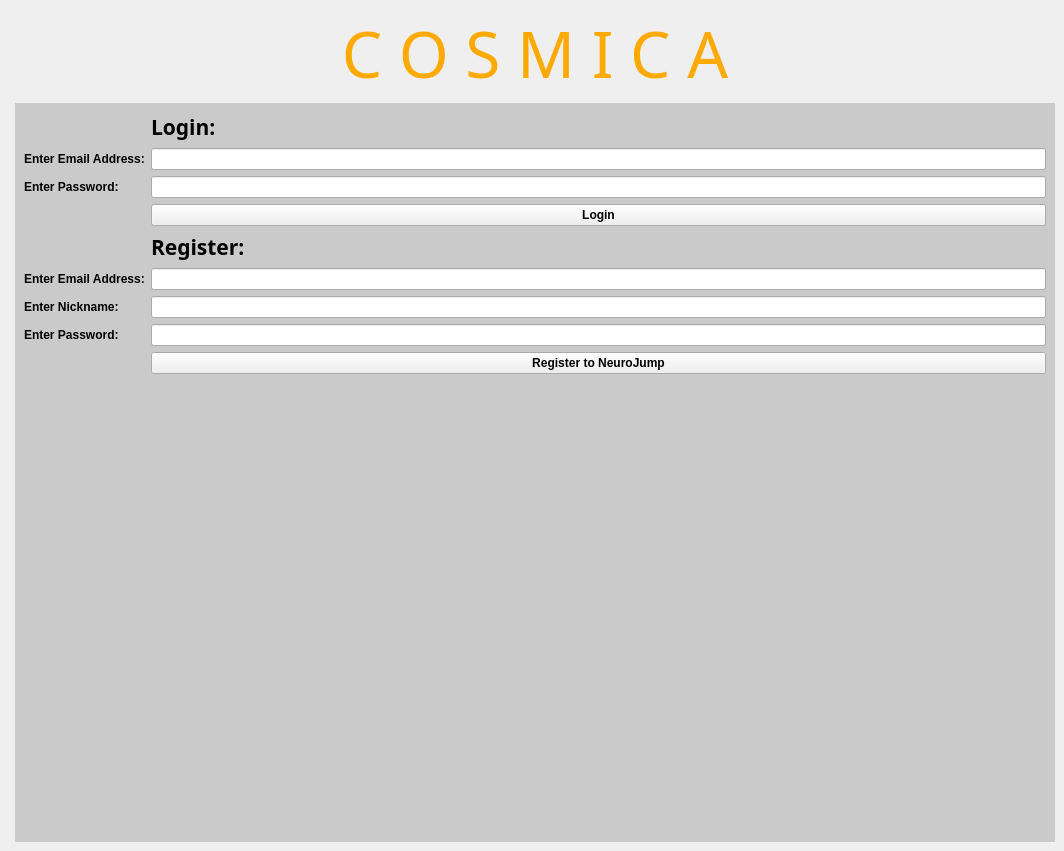
The window that launcher/design.ui (colshag/cosmica) describes before a commit, drawn with Qt 5.
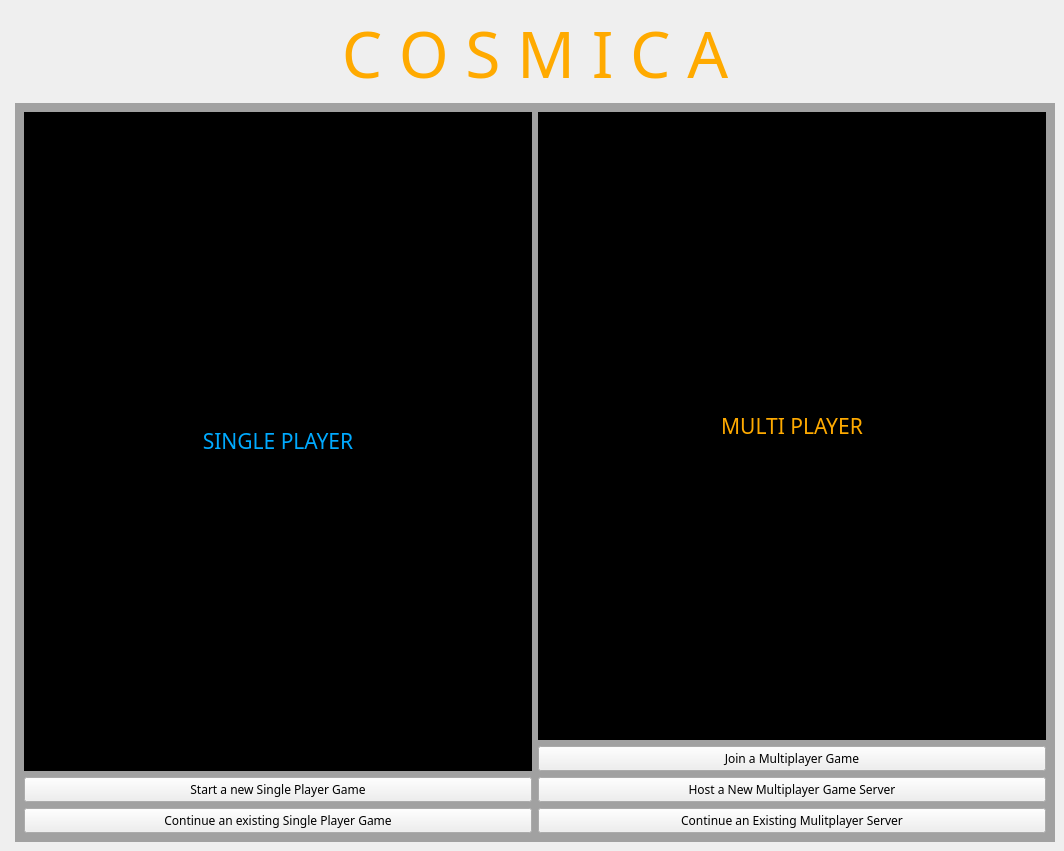
The same window after the commit. Icons and pictures are not drawn.

```diff
--- a/launcher/design.ui
+++ b/launcher/design.ui
@@ -27,6 +27,26 @@
 #centralwidget {
 	background-image: url(:/images/background.png);
 }
+#single_or_multi {
+	background-color: rgb(161, 161, 161);
+}
+#new_single {
+	background-color: rgb(161, 161, 161);
+}
+#continue_single {
+	background-color: rgb(161, 161, 161);
+}
+#new_multi {
+	background-color: rgb(161, 161, 161);
+}
+#continue_multi {
+	background-color: rgb(161, 161, 161);
+}
+#join_multi {
+	background-color: rgb(161, 161, 161);
+}
+
+
 </string>
   </property>
   <widget class="QWidget" name="centralwidget">
@@ -43,7 +63,7 @@
        </size>
       </property>
       <property name="currentIndex">
-       <number>0</number>
+       <number>1</number>
       </property>
       <widget class="QWidget" name="login_register">
        <layout class="QFormLayout" name="formLayout_2">
@@ -105,10 +125,10 @@
          <widget class="QPushButton" name="btnLogin">
           <property name="font">
            <font>
-            <family>Yu Gothic UI</family>
+            <family>RowdyHeavy</family>
             <pointsize>9</pointsize>
-            <weight>75</weight>
-            <bold>true</bold>
+            <weight>50</weight>
+            <bold>false</bold>
            </font>
           </property>
           <property name="text">
@@ -174,10 +194,10 @@
          <widget class="QPushButton" name="btnRegister">
           <property name="font">
            <font>
-            <family>Yu Gothic UI</family>
+            <family>RowdyHeavy</family>
             <pointsize>9</pointsize>
-            <weight>75</weight>
-            <bold>true</bold>
+            <weight>50</weight>
+            <bold>false</bold>
            </font>
           </property>
           <property name="text">
@@ -202,48 +222,218 @@
         </item>
        </layout>
       </widget>
-      <widget class="QWidget" name="choose_option">
-       <layout class="QFormLayout" name="formLayout_3">
-        <item row="0" column="0">
-         <widget class="QLabel" name="label_5">
-          <property name="font">
-           <font>
-            <family>Terminator Two</family>
-            <pointsize>16</pointsize>
-           </font>
-          </property>
-          <property name="text">
-           <string>Welcome Player, Please choose an option</string>
-          </property>
-         </widget>
+      <widget class="QWidget" name="single_or_multi">
+       <layout class="QHBoxLayout" name="horizontalLayout">
+        <item>
+         <layout class="QVBoxLayout" name="single_player_layout">
+          <item>
+           <widget class="QLabel" name="label_5">
+            <property name="font">
+             <font>
+              <family>Terminator Two</family>
+              <pointsize>16</pointsize>
+             </font>
+            </property>
+            <property name="styleSheet">
+             <string notr="true">background-color: rgb(0, 0, 0);</string>
+            </property>
+            <property name="text">
+             <string>&lt;html&gt;&lt;head/&gt;&lt;body&gt;&lt;p&gt;&lt;span style=&quot; color:#00aaff;&quot;&gt;SINGLE PLAYER&lt;/span&gt;&lt;/p&gt;&lt;/body&gt;&lt;/html&gt;</string>
+            </property>
+            <property name="alignment">
+             <set>Qt::AlignCenter</set>
+            </property>
+           </widget>
+          </item>
+          <item>
+           <widget class="QPushButton" name="pushButton">
+            <property name="font">
+             <font>
+              <family>RowdyHeavy</family>
+              <pointsize>9</pointsize>
+             </font>
+            </property>
+            <property name="text">
+             <string>Start a new Single Player Game</string>
+            </property>
+           </widget>
+          </item>
+          <item>
+           <widget class="QPushButton" name="pushButton_4">
+            <property name="font">
+             <font>
+              <family>RowdyHeavy</family>
+              <pointsize>9</pointsize>
+             </font>
+            </property>
+            <property name="text">
+             <string>Continue an existing Single Player Game</string>
+            </property>
+           </widget>
+          </item>
+         </layout>
         </item>
-        <item row="1" column="0">
-         <widget class="QPushButton" name="pushButton">
-          <property name="text">
-           <string>Start a new Single Player Game</string>
-          </property>
-         </widget>
+        <item>
+         <layout class="QVBoxLayout" name="multi_player_layout">
+          <item>
+           <widget class="QLabel" name="label_10">
+            <property name="font">
+             <font>
+              <family>Terminator Two</family>
+              <pointsize>16</pointsize>
+             </font>
+            </property>
+            <property name="styleSheet">
+             <string notr="true">background-color: rgb(0, 0, 0);</string>
+            </property>
+            <property name="text">
+             <string>&lt;html&gt;&lt;head/&gt;&lt;body&gt;&lt;p&gt;&lt;span style=&quot; color:#ffaa00;&quot;&gt;MULTI PLAYER&lt;/span&gt;&lt;/p&gt;&lt;/body&gt;&lt;/html&gt;</string>
+            </property>
+            <property name="alignment">
+             <set>Qt::AlignCenter</set>
+            </property>
+           </widget>
+          </item>
+          <item>
+           <widget class="QPushButton" name="pushButton_2">
+            <property name="font">
+             <font>
+              <family>RowdyHeavy</family>
+              <pointsize>9</pointsize>
+             </font>
+            </property>
+            <property name="text">
+             <string>Join a Multiplayer Game</string>
+            </property>
+           </widget>
+          </item>
+          <item>
+           <widget class="QPushButton" name="pushButton_3">
+            <property name="font">
+             <font>
+              <family>RowdyHeavy</family>
+              <pointsize>9</pointsize>
+             </font>
+            </property>
+            <property name="text">
+             <string>Host a New Multiplayer Game Server</string>
+            </property>
+           </widget>
+          </item>
+          <item>
+           <widget class="QPushButton" name="pushButton_5">
+            <property name="font">
+             <font>
+              <family>RowdyHeavy</family>
+              <pointsize>9</pointsize>
+             </font>
+            </property>
+            <property name="text">
+             <string>Continue an Existing Mulitplayer Server</string>
+            </property>
+           </widget>
+          </item>
+         </layout>
         </item>
-        <item row="3" column="0">
-         <widget class="QPushButton" name="pushButton_2">
-          <property name="text">
-           <string>Join a Multiplayer Game</string>
-          </property>
-         </widget>
+       </layout>
+      </widget>
+      <widget class="QWidget" name="new_single">
+       <layout class="QHBoxLayout" name="horizontalLayout_2">
+        <item>
+         <layout class="QVBoxLayout" name="verticalLayout">
+          <item>
+           <widget class="QLabel" name="label_11">
+            <property name="minimumSize">
+             <size>
+              <width>300</width>
+              <height>0</height>
+             </size>
+            </property>
+            <property name="font">
+             <font>
+              <family>Terminator Two</family>
+              <pointsize>16</pointsize>
+             </font>
+            </property>
+            <property name="styleSheet">
+             <string notr="true">background-color: rgb(0, 0, 0);</string>
+            </property>
+            <property name="text">
+             <string>&lt;html&gt;&lt;head/&gt;&lt;body&gt;&lt;p align=&quot;center&quot;&gt;&lt;span style=&quot; color:#00aaff;&quot;&gt;Start a New&lt;/span&gt;&lt;/p&gt;&lt;p align=&quot;center&quot;&gt;&lt;span style=&quot; color:#00aaff;&quot;&gt;Single Player&lt;/span&gt;&lt;/p&gt;&lt;p align=&quot;center&quot;&gt;&lt;span style=&quot; color:#00aaff;&quot;&gt;Game&lt;/span&gt;&lt;/p&gt;&lt;/body&gt;&lt;/html&gt;</string>
+            </property>
+           </widget>
+          </item>
+         </layout>
         </item>
-        <item row="4" column="0">
-         <widget class="QPushButton" name="pushButton_3">
-          <property name="text">
-           <string>Host a Multiplayer Game</string>
-          </property>
-         </widget>
+        <item>
+         <layout class="QVBoxLayout" name="verticalLayout_3">
+          <item>
+           <widget class="QLabel" name="label_12">
+            <property name="font">
+             <font>
+              <family>Terminator Two</family>
+              <pointsize>12</pointsize>
+             </font>
+            </property>
+            <property name="styleSheet">
+             <string notr="true">background-color: rgb(0, 0, 0);</string>
+            </property>
+            <property name="text">
+             <string>&lt;html&gt;&lt;head/&gt;&lt;body&gt;&lt;p align=&quot;center&quot;&gt;&lt;span style=&quot; color:#ffaa00;&quot;&gt;Choose a Map&lt;/span&gt;&lt;/p&gt;&lt;/body&gt;&lt;/html&gt;</string>
+            </property>
+           </widget>
+          </item>
+          <item>
+           <widget class="QListView" name="lstChooseMap"/>
+          </item>
+          <item>
+           <widget class="QPushButton" name="btnStartSingle">
+            <property name="font">
+             <font>
+              <family>RowdyHeavy</family>
+              <pointsize>9</pointsize>
+             </font>
+            </property>
+            <property name="text">
+             <string>Start New Single Player Game</string>
+            </property>
+           </widget>
+          </item>
+          <item>
+           <widget class="QPushButton" name="btnBackFromNewSingle">
+            <property name="font">
+             <font>
+              <family>RowdyHeavy</family>
+              <pointsize>9</pointsize>
+             </font>
+            </property>
+            <property name="text">
+             <string>Go Back</string>
+            </property>
+           </widget>
+          </item>
+         </layout>
         </item>
-        <item row="2" column="0">
-         <widget class="QPushButton" name="pushButton_4">
-          <property name="text">
-           <string>Continue an existing Single Player Game</string>
-          </property>
-         </widget>
+        <item>
+         <layout class="QHBoxLayout" name="horizontalLayout_3">
+          <item>
+           <layout class="QVBoxLayout" name="verticalLayout_2">
+            <item>
+             <widget class="QLabel" name="lblMapImage">
+              <property name="minimumSize">
+               <size>
+                <width>300</width>
+                <height>0</height>
+               </size>
+              </property>
+              <property name="text">
+               <string/>
+              </property>
+             </widget>
+            </item>
+           </layout>
+          </item>
+         </layout>
         </item>
        </layout>
       </widget>
```
Left out of the diff: 119 changed lines with no effect on the pictures.
